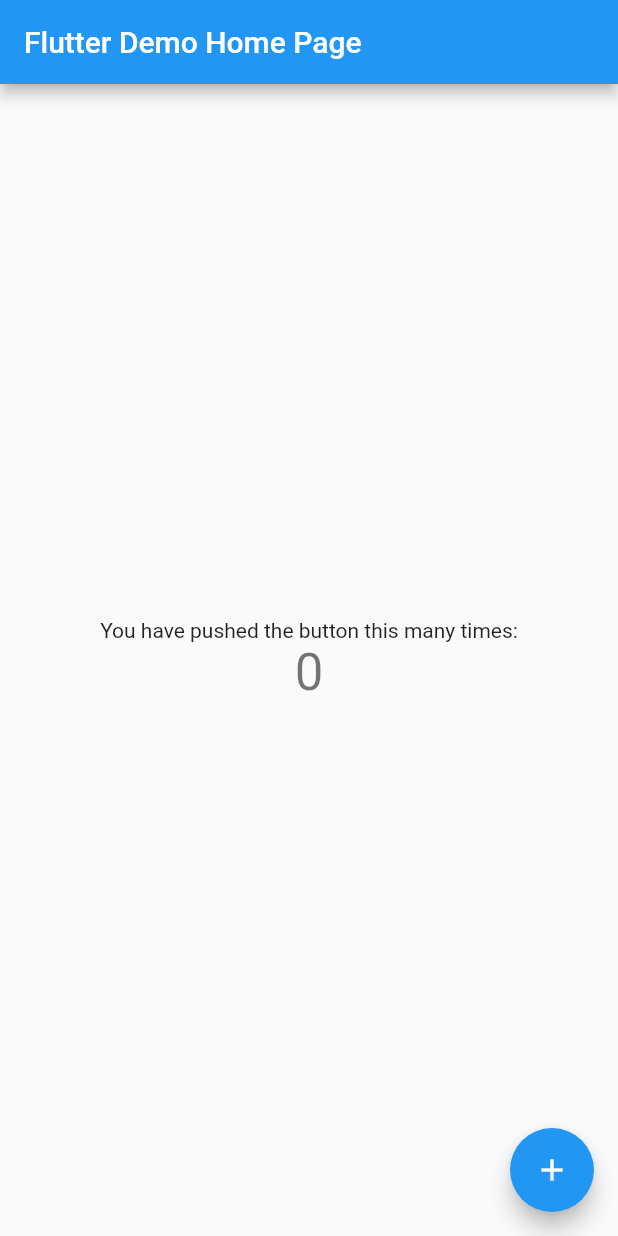
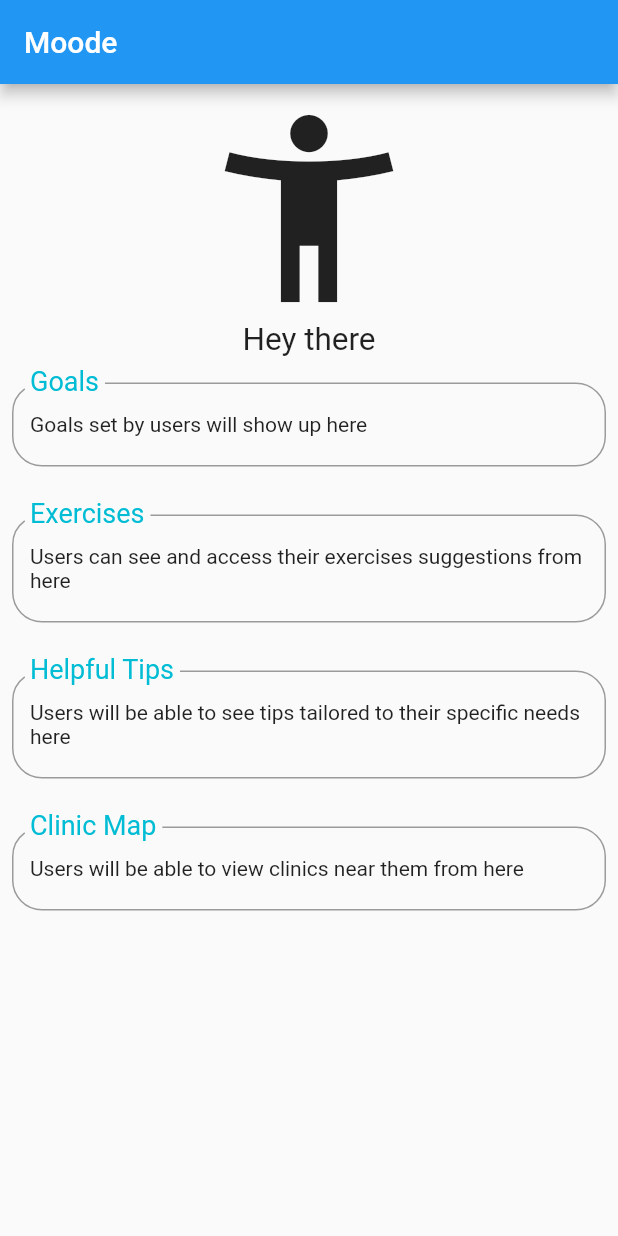
Before and after one commit to sai-pher/mood_tracker_v2, a Flutter app: the screen it shows after launch, on a phone screen of 412 x 824 dp. Run offline on Flutter 3.47's test engine with Material 2 defaults, Android fonts, the phone set to English and light mode, and no system bars; our stand-ins replace sqflite; accounts and stored records are empty.

Commit message:
Added homepage template

```diff
--- a/lib/main.dart
+++ b/lib/main.dart
@@ -1,4 +1,5 @@
 import 'package:flutter/material.dart';
+import 'package:mood_tracker_v2/pages/home_page.dart';
 
 void main() {
   runApp(const MyApp());
@@ -11,105 +12,11 @@ class MyApp extends StatelessWidget {
   @override
   Widget build(BuildContext context) {
     return MaterialApp(
-      title: 'Flutter Demo',
       theme: ThemeData(
-        // This is the theme of your application.
-        //
-        // Try running your application with "flutter run". You'll see the
-        // application has a blue toolbar. Then, without quitting the app, try
-        // changing the primarySwatch below to Colors.green and then invoke
-        // "hot reload" (press "r" in the console where you ran "flutter run",
-        // or simply save your changes to "hot reload" in a Flutter IDE).
-        // Notice that the counter didn't reset back to zero; the application
-        // is not restarted.
         primarySwatch: Colors.blue,
       ),
-      home: const MyHomePage(title: 'Flutter Demo Home Page'),
+      debugShowCheckedModeBanner: false,
+      home: const HomePage(),
     );
   }
 }
-
-class MyHomePage extends StatefulWidget {
-  const MyHomePage({Key? key, required this.title}) : super(key: key);
-
-  // This widget is the home page of your application. It is stateful, meaning
-  // that it has a State object (defined below) that contains fields that affect
-  // how it looks.
-
-  // This class is the configuration for the state. It holds the values (in this
-  // case the title) provided by the parent (in this case the App widget) and
-  // used by the build method of the State. Fields in a Widget subclass are
-  // always marked "final".
-
-  final String title;
-
-  @override
-  State<MyHomePage> createState() => _MyHomePageState();
-}
-
-class _MyHomePageState extends State<MyHomePage> {
-  int _counter = 0;
-
-  void _incrementCounter() {
-    setState(() {
-      // This call to setState tells the Flutter framework that something has
-      // changed in this State, which causes it to rerun the build method below
-      // so that the display can reflect the updated values. If we changed
-      // _counter without calling setState(), then the build method would not be
-      // called again, and so nothing would appear to happen.
-      _counter++;
-    });
-  }
-
-  @override
-  Widget build(BuildContext context) {
-    // This method is rerun every time setState is called, for instance as done
-    // by the _incrementCounter method above.
-    //
-    // The Flutter framework has been optimized to make rerunning build methods
-    // fast, so that you can just rebuild anything that needs updating rather
-    // than having to individually change instances of widgets.
-    return Scaffold(
-      appBar: AppBar(
-        // Here we take the value from the MyHomePage object that was created by
-        // the App.build method, and use it to set our appbar title.
-        title: Text(widget.title),
-      ),
-      body: Center(
-        // Center is a layout widget. It takes a single child and positions it
-        // in the middle of the parent.
-        child: Column(
-          // Column is also a layout widget. It takes a list of children and
-          // arranges them vertically. By default, it sizes itself to fit its
-          // children horizontally, and tries to be as tall as its parent.
-          //
-          // Invoke "debug painting" (press "p" in the console, choose the
-          // "Toggle Debug Paint" action from the Flutter Inspector in Android
-          // Studio, or the "Toggle Debug Paint" command in Visual Studio Code)
-          // to see the wireframe for each widget.
-          //
-          // Column has various properties to control how it sizes itself and
-          // how it positions its children. Here we use mainAxisAlignment to
-          // center the children vertically; the main axis here is the vertical
-          // axis because Columns are vertical (the cross axis would be
-          // horizontal).
-          mainAxisAlignment: MainAxisAlignment.center,
-          children: <Widget>[
-            const Text(
-              'You have pushed the button this many times:',
-            ),
-            Text(
-              '$_counter',
-              style: Theme.of(context).textTheme.headline4,
-            ),
-          ],
-        ),
-      ),
-      floatingActionButton: FloatingActionButton(
-        onPressed: _incrementCounter,
-        tooltip: 'Increment',
-        child: const Icon(Icons.add),
-      ), // This trailing comma makes auto-formatting nicer for build methods.
-    );
-  }
-}
--- /dev/null
+++ b/lib/pages/home_page.dart
@@ -0,0 +1,26 @@
+import 'package:flutter/material.dart';
+import 'package:flutter/widgets.dart';
+import 'package:mood_tracker_v2/widgets/home_screen.dart';
+
+class HomePage extends StatefulWidget {
+  const HomePage({Key? key}) : super(key: key);
+
+  @override
+  _HomePageState createState() => _HomePageState();
+
+}
+
+class _HomePageState extends State<HomePage> {
+  @override
+  Widget build(BuildContext context) {
+    return homePage(context);
+  }
+
+  homePage(BuildContext context) => Scaffold(
+    appBar: AppBar(
+      title: const Text("Moode"),
+    ),
+    body: const HomeScreen(),
+  );
+
+}
--- /dev/null
+++ b/lib/widgets/home_screen.dart
@@ -0,0 +1,56 @@
+import 'package:flutter/cupertino.dart';
+import 'package:flutter/material.dart';
+
+class HomeScreen extends StatefulWidget {
+  const HomeScreen({Key? key}) : super(key: key);
+
+  @override
+  _HomeScreenState createState() => _HomeScreenState();
+
+}
+
+class _HomeScreenState extends State<HomeScreen> {
+  @override
+  Widget build(BuildContext context) {
+    return _homeScreen();
+  }
+
+  contentBuilder(String label, Widget content){
+    return Container(
+      padding: const EdgeInsets.symmetric(vertical: 16.0),
+      child: InputDecorator(
+        decoration: InputDecoration(
+            labelText: label,
+            labelStyle: const TextStyle(fontSize: 24, color: Colors.cyan),
+            border:
+            OutlineInputBorder(borderRadius: BorderRadius.circular(20))),
+        child: content,
+      ),
+    );
+  }
+
+  _homeScreen() {
+    return Container(
+      padding: const EdgeInsets.all(8),
+      child: Column(
+        mainAxisSize: MainAxisSize.min,
+        children: <Widget>[
+
+          const Icon(
+            Icons.accessibility_new,
+            size: 150,
+          ),
+          const Text(
+            'Hey there',
+            textScaleFactor: 1.5,
+          ),
+          contentBuilder("Goals", const Text("Goals set by users will show up here")),
+          contentBuilder("Exercises", const Text("Users can see and access their exercises suggestions from here")),
+          contentBuilder("Helpful Tips", const Text("Users will be able to see tips tailored to their specific needs here")),
+          contentBuilder("Clinic Map", const Text("Users will be able to view clinics near them from here")),
+        ],
+      ),
+    );
+  }
+
+}
```
